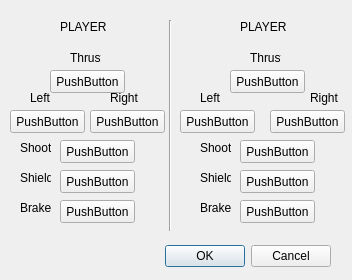
First picture: the form in settings.ui, repository LeifAndersen/CS3505-hw4, before the edit.
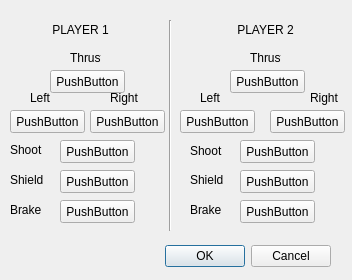
Second picture: the form after the edit.

Commit message: changed fonts for settings

What changed in the file:
```diff
--- a/settings.ui
+++ b/settings.ui
@@ -32,15 +32,23 @@
   <widget class="QLabel" name="Player1Title">
    <property name="geometry">
     <rect>
-     <x>60</x>
+     <x>10</x>
      <y>20</y>
-     <width>46</width>
-     <height>13</height>
+     <width>141</width>
+     <height>20</height>
     </rect>
    </property>
+   <property name="font">
+    <font>
+     <family>Arial</family>
+    </font>
+   </property>
    <property name="text">
     <string>PLAYER 1</string>
    </property>
+   <property name="alignment">
+    <set>Qt::AlignCenter</set>
+   </property>
   </widget>
   <widget class="QLabel" name="Player1a">
    <property name="geometry">
@@ -71,12 +79,17 @@
   <widget class="QLabel" name="Player1d">
    <property name="geometry">
     <rect>
-     <x>20</x>
+     <x>10</x>
      <y>140</y>
-     <width>31</width>
-     <height>16</height>
+     <width>51</width>
+     <height>20</height>
     </rect>
    </property>
+   <property name="font">
+    <font>
+     <family>Arial</family>
+    </font>
+   </property>
    <property name="text">
     <string>Shoot</string>
    </property>
@@ -97,12 +110,17 @@
   <widget class="QLabel" name="Player1e">
    <property name="geometry">
     <rect>
-     <x>20</x>
+     <x>10</x>
      <y>170</y>
-     <width>31</width>
-     <height>16</height>
+     <width>41</width>
+     <height>20</height>
     </rect>
    </property>
+   <property name="font">
+    <font>
+     <family>Arial</family>
+    </font>
+   </property>
    <property name="text">
     <string>Shield</string>
    </property>
@@ -110,12 +128,17 @@
   <widget class="QLabel" name="Player1f">
    <property name="geometry">
     <rect>
-     <x>20</x>
+     <x>10</x>
      <y>200</y>
-     <width>31</width>
-     <height>16</height>
+     <width>41</width>
+     <height>20</height>
     </rect>
    </property>
+   <property name="font">
+    <font>
+     <family>Arial</family>
+    </font>
+   </property>
    <property name="text">
     <string>Brake</string>
    </property>
@@ -123,25 +146,38 @@
   <widget class="QLabel" name="Player2Title">
    <property name="geometry">
     <rect>
-     <x>240</x>
+     <x>195</x>
      <y>20</y>
-     <width>46</width>
-     <height>13</height>
+     <width>141</width>
+     <height>20</height>
     </rect>
    </property>
+   <property name="font">
+    <font>
+     <family>Arial</family>
+    </font>
+   </property>
    <property name="text">
     <string>PLAYER 2</string>
    </property>
+   <property name="alignment">
+    <set>Qt::AlignCenter</set>
+   </property>
   </widget>
   <widget class="QLabel" name="Player2e">
    <property name="geometry">
     <rect>
-     <x>200</x>
+     <x>190</x>
      <y>170</y>
-     <width>31</width>
-     <height>16</height>
+     <width>51</width>
+     <height>20</height>
     </rect>
    </property>
+   <property name="font">
+    <font>
+     <family>Arial</family>
+    </font>
+   </property>
    <property name="text">
     <string>Shield</string>
    </property>
@@ -188,12 +224,17 @@
   <widget class="QLabel" name="Player2f">
    <property name="geometry">
     <rect>
-     <x>200</x>
+     <x>190</x>
      <y>200</y>
-     <width>31</width>
-     <height>16</height>
+     <width>51</width>
+     <height>20</height>
     </rect>
    </property>
+   <property name="font">
+    <font>
+     <family>Arial</family>
+    </font>
+   </property>
    <property name="text">
     <string>Brake</string>
    </property>
@@ -201,12 +242,17 @@
   <widget class="QLabel" name="Player2d">
    <property name="geometry">
     <rect>
-     <x>200</x>
+     <x>190</x>
      <y>140</y>
-     <width>31</width>
-     <height>16</height>
+     <width>51</width>
+     <height>21</height>
     </rect>
    </property>
+   <property name="font">
+    <font>
+     <family>Arial</family>
+    </font>
+   </property>
    <property name="text">
     <string>Shoot</string>
    </property>
```
Left out of the diff: 90 changed lines with no effect on the pictures. The commit also changes 1 other file.
